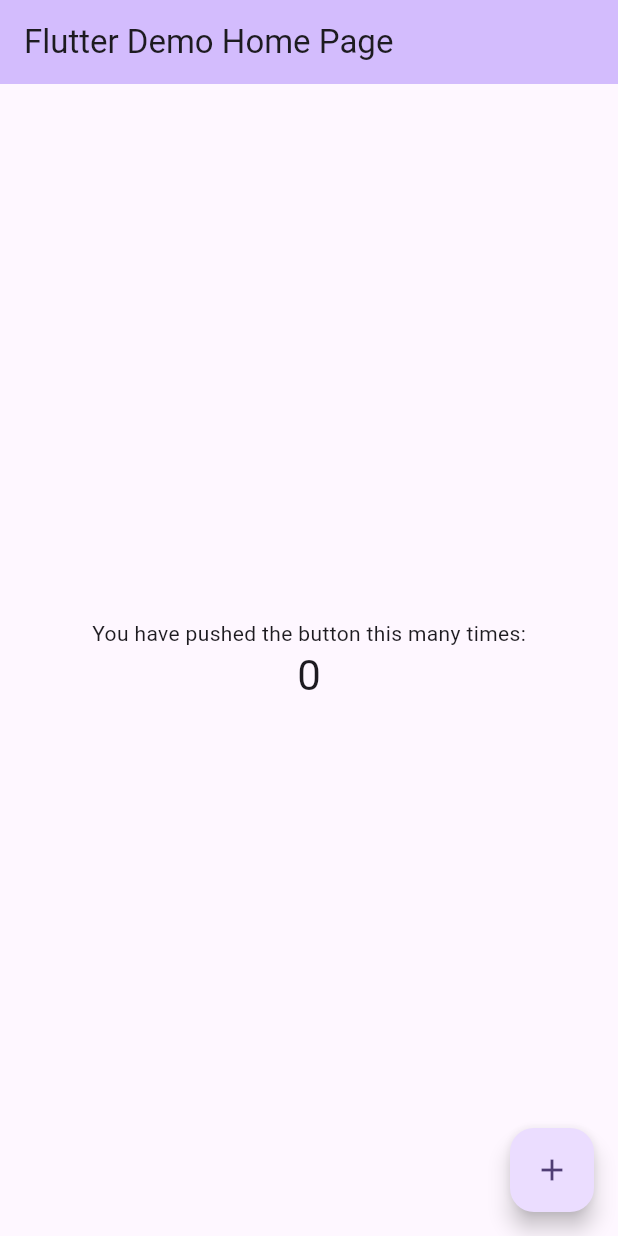
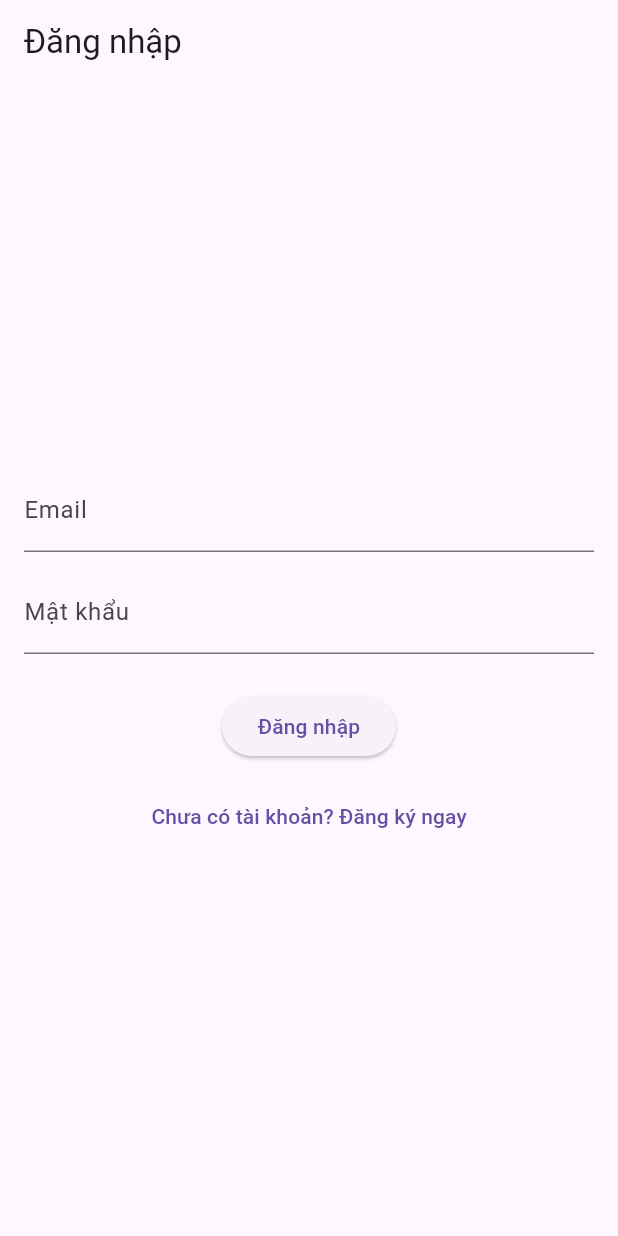
Before and after one commit to NguyenPhucNguyenKimKHMT2411031/case2_KHMT2411031_NguyenPhucNguyenKim, a Flutter app: the screen it shows after launch, on a phone screen of 412 x 824 dp. Run offline on Flutter 3.47's test engine with Material 3 defaults, Android fonts, the phone set to English and light mode, and no system bars; our stand-ins replace shared_preferences.

Commit message:
feat: complete login screen and main setup

```diff
--- a/TaskManager/lib/main.dart
+++ b/TaskManager/lib/main.dart
@@ -1,4 +1,5 @@
 import 'package:flutter/material.dart';
+import 'screens/login_screen.dart';
 
 void main() {
   runApp(const MyApp());
@@ -7,116 +8,16 @@ void main() {
 class MyApp extends StatelessWidget {
   const MyApp({super.key});
 
-  // This widget is the root of your application.
   @override
   Widget build(BuildContext context) {
     return MaterialApp(
-      title: 'Flutter Demo',
+      title: 'TaskManager',
+      debugShowCheckedModeBanner: false,
       theme: ThemeData(
-        // This is the theme of your application.
-        //
-        // TRY THIS: Try running your application with "flutter run". You'll see
-        // the application has a purple toolbar. Then, without quitting the app,
-        // try changing the seedColor in the colorScheme below to Colors.green
-        // and then invoke "hot reload" (save your changes or press the "hot
-        // reload" button in a Flutter-supported IDE, or press "r" if you used
-        // the command line to start the app).
-        //
-        // Notice that the counter didn't reset back to zero; the application
-        // state is not lost during the reload. To reset the state, use hot
-        // restart instead.
-        //
-        // This works for code too, not just values: Most code changes can be
-        // tested with just a hot reload.
-        colorScheme: .fromSeed(seedColor: Colors.deepPurple),
+        primaryColor: Colors.blue,
+        useMaterial3: true,
       ),
-      home: const MyHomePage(title: 'Flutter Demo Home Page'),
+      home: const LoginScreen(),
     );
   }
 }
-
-class MyHomePage extends StatefulWidget {
-  const MyHomePage({super.key, required this.title});
-
-  // This widget is the home page of your application. It is stateful, meaning
-  // that it has a State object (defined below) that contains fields that affect
-  // how it looks.
-
-  // This class is the configuration for the state. It holds the values (in this
-  // case the title) provided by the parent (in this case the App widget) and
-  // used by the build method of the State. Fields in a Widget subclass are
-  // always marked "final".
-
-  final String title;
-
-  @override
-  State<MyHomePage> createState() => _MyHomePageState();
-}
-
-class _MyHomePageState extends State<MyHomePage> {
-  int _counter = 0;
-
-  void _incrementCounter() {
-    setState(() {
-      // This call to setState tells the Flutter framework that something has
-      // changed in this State, which causes it to rerun the build method below
-      // so that the display can reflect the updated values. If we changed
-      // _counter without calling setState(), then the build method would not be
-      // called again, and so nothing would appear to happen.
-      _counter++;
-    });
-  }
-
-  @override
-  Widget build(BuildContext context) {
-    // This method is rerun every time setState is called, for instance as done
-    // by the _incrementCounter method above.
-    //
-    // The Flutter framework has been optimized to make rerunning build methods
-    // fast, so that you can just rebuild anything that needs updating rather
-    // than having to individually change instances of widgets.
-    return Scaffold(
-      appBar: AppBar(
-        // TRY THIS: Try changing the color here to a specific color (to
-        // Colors.amber, perhaps?) and trigger a hot reload to see the AppBar
-        // change color while the other colors stay the same.
-        backgroundColor: Theme.of(context).colorScheme.inversePrimary,
-        // Here we take the value from the MyHomePage object that was created by
-        // the App.build method, and use it to set our appbar title.
-        title: Text(widget.title),
-      ),
-      body: Center(
-        // Center is a layout widget. It takes a single child and positions it
-        // in the middle of the parent.
-        child: Column(
-          // Column is also a layout widget. It takes a list of children and
-          // arranges them vertically. By default, it sizes itself to fit its
-          // children horizontally, and tries to be as tall as its parent.
-          //
-          // Column has various properties to control how it sizes itself and
-          // how it positions its children. Here we use mainAxisAlignment to
-          // center the children vertically; the main axis here is the vertical
-          // axis because Columns are vertical (the cross axis would be
-          // horizontal).
-          //
-          // TRY THIS: Invoke "debug painting" (choose the "Toggle Debug Paint"
-          // action in the IDE, or press "p" in the console), to see the
-          // wireframe for each widget.
-          mainAxisAlignment: .center,
-          children: [
-            const Text('You have pushed the button this many times:'),
-            Text(
-              '$_counter',
-              style: Theme.of(context).textTheme.headlineMedium,
-            ),
-          ],
-        ),
-      ),
-      floatingActionButton: FloatingActionButton(
-        onPressed: _incrementCounter,
-        tooltip: 'Increment',
-        child: const Icon(Icons.add),
-      ),
-    );
-  }
-}
--- a/TaskManager/lib/screens/login_screen.dart
+++ b/TaskManager/lib/screens/login_screen.dart
@@ -0,0 +1,112 @@
+import 'dart:convert';
+import 'package:flutter/material.dart';
+import 'package:http/http.dart' as http;
+import '../services/api_service.dart';
+import 'register_screen.dart';
+
+class LoginScreen extends StatefulWidget {
+  const LoginScreen({super.key});
+
+  @override
+  State<LoginScreen> createState() => _LoginScreenState();
+}
+
+class _LoginScreenState extends State<LoginScreen> {
+  final _emailController = TextEditingController();
+  final _passwordController = TextEditingController();
+  bool _isLoading = false;
+
+  Future<void> _handleLogin() async {
+    final email = _emailController.text.trim();
+    final password = _passwordController.text.trim();
+
+    if (email.isEmpty || password.isEmpty) {
+      ScaffoldMessenger.of(context).showSnackBar(
+        const SnackBar(content: Text('Vui lòng nhập đầy đủ email và mật khẩu')),
+      );
+      return;
+    }
+
+    setState(() => _isLoading = true);
+
+    try {
+      final res = await http.post(
+        Uri.parse('${ApiService.baseUrl}/auth/login'),
+        headers: {'Content-Type': 'application/json'},
+        body: jsonEncode({
+          'email': email,
+          'password': password,
+        }),
+      );
+
+      final data = jsonDecode(res.body);
+
+      if (!mounted) return;
+
+      if (res.statusCode == 200) {
+        // Lưu token vào SharedPreferences chuẩn Chức năng 1
+        await ApiService.saveToken(data['token']);
+
+        ScaffoldMessenger.of(context).showSnackBar(
+          const SnackBar(content: Text('Đăng nhập thành công!')),
+        );
+
+        // Sau này làm màn hình danh sách Task sẽ chuyển hướng ở đây
+      } else {
+        ScaffoldMessenger.of(context).showSnackBar(
+          SnackBar(content: Text(data['message'] ?? 'Đăng nhập thất bại')),
+        );
+      }
+    } catch (e) {
+      if (!mounted) return;
+      ScaffoldMessenger.of(context).showSnackBar(
+        SnackBar(content: Text('Lỗi kết nối Backend: $e')),
+      );
+    } finally {
+      if (mounted) setState(() => _isLoading = false);
+    }
+  }
+
+  @override
+  Widget build(BuildContext context) {
+    return Scaffold(
+      appBar: AppBar(title: const Text('Đăng nhập')),
+      body: Padding(
+        padding: const EdgeInsets.all(16.0),
+        child: Column(
+          mainAxisAlignment: MainAxisAlignment.center,
+          children: [
+            TextField(
+              controller: _emailController,
+              decoration: const InputDecoration(labelText: 'Email'),
+              keyboardType: TextInputType.emailAddress,
+            ),
+            const SizedBox(height: 12),
+            TextField(
+              controller: _passwordController,
+              decoration: const InputDecoration(labelText: 'Mật khẩu'),
+              obscureText: true,
+            ),
+            const SizedBox(height: 24),
+            _isLoading
+                ? const CircularProgressIndicator()
+                : ElevatedButton(
+              onPressed: _handleLogin,
+              child: const Text('Đăng nhập'),
+            ),
+            const SizedBox(height: 12),
+            TextButton(
+              onPressed: () {
+                Navigator.push(
+                  context,
+                  MaterialPageRoute(builder: (_) => const RegisterScreen()),
+                );
+              },
+              child: const Text('Chưa có tài khoản? Đăng ký ngay'),
+            ),
+          ],
+        ),
+      ),
+    );
+  }
+}
```
